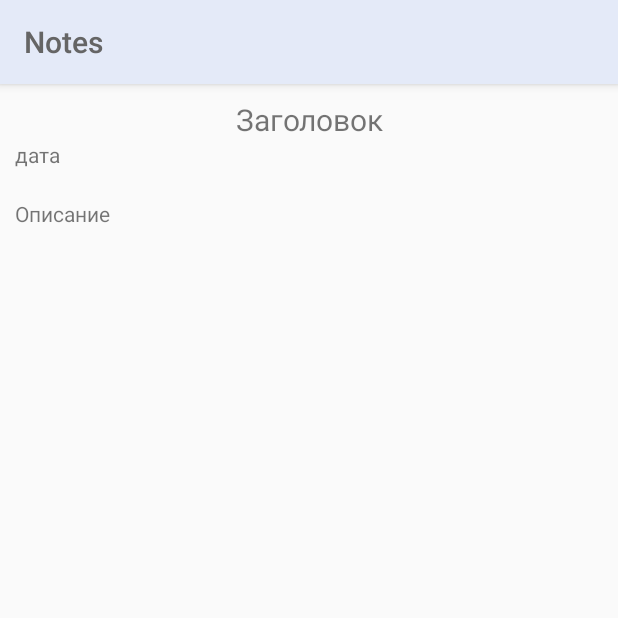
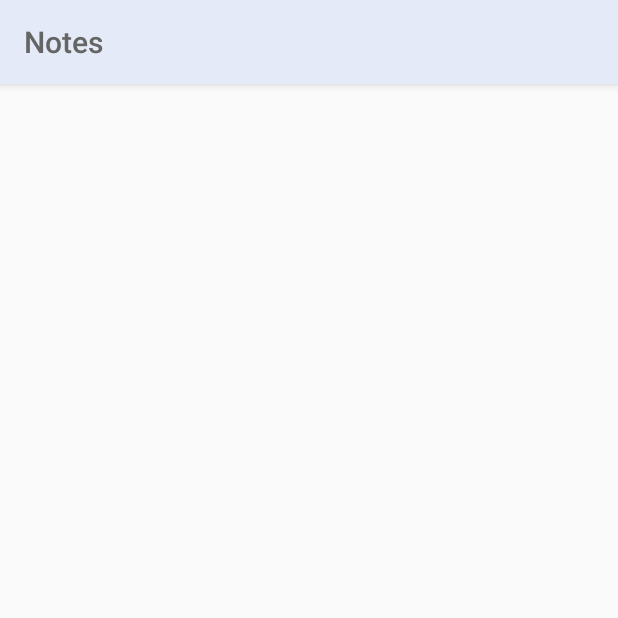
Before and after one commit to Oleg-Pronin/Note, an Android app: the fragment DetailNoteFragment placed in its activity, on a phone screen of 412 x 824 dp, the top half of it. Run offline under Robolectric (Android 15) with nearby library versions, the phone set to English and light mode, and no system bars.

```diff
--- a/app/src/main/java/com/example/note/entity/Note.java
+++ b/app/src/main/java/com/example/note/entity/Note.java
@@ -14,10 +14,6 @@ public class Note implements Parcelable {
         this.name = name;
         this.description = description;
         this.createDate = createDate;
-    }
-
-    public Note() {
-
     }
 
     protected Note(Parcel in) {
--- a/app/src/main/res/layout/fragment_detail_note.xml
+++ b/app/src/main/res/layout/fragment_detail_note.xml
@@ -17,7 +17,6 @@
             android:layout_marginStart="10dp"
             android:layout_marginTop="10dp"
             android:layout_marginEnd="10dp"
-            android:text="Заголовок"
             android:textAlignment="center"
             android:textSize="20sp"
             app:layout_constraintEnd_toEndOf="parent"
@@ -31,7 +30,6 @@
             android:layout_height="19dp"
             android:layout_marginStart="10dp"
             android:layout_marginEnd="10dp"
-            android:text="дата"
             app:layout_constraintEnd_toEndOf="@+id/detailNoteTitle"
             app:layout_constraintHorizontal_bias="0.65"
             app:layout_constraintStart_toStartOf="@+id/detailNoteTitle"
@@ -44,7 +42,6 @@
             android:layout_marginTop="20dp"
             android:layout_marginStart="10dp"
             android:layout_marginEnd="10dp"
-            android:text="Описание"
             app:layout_constraintEnd_toEndOf="@+id/detailNoteTitle"
             app:layout_constraintStart_toStartOf="@+id/detailNoteTitle"
             app:layout_constraintTop_toBottomOf="@+id/detailNoteDate" />
```
Also changed, not shown: app/src/main/java/com/example/note/fragment/ListNotesFragment.java (+2 -9 lines).
